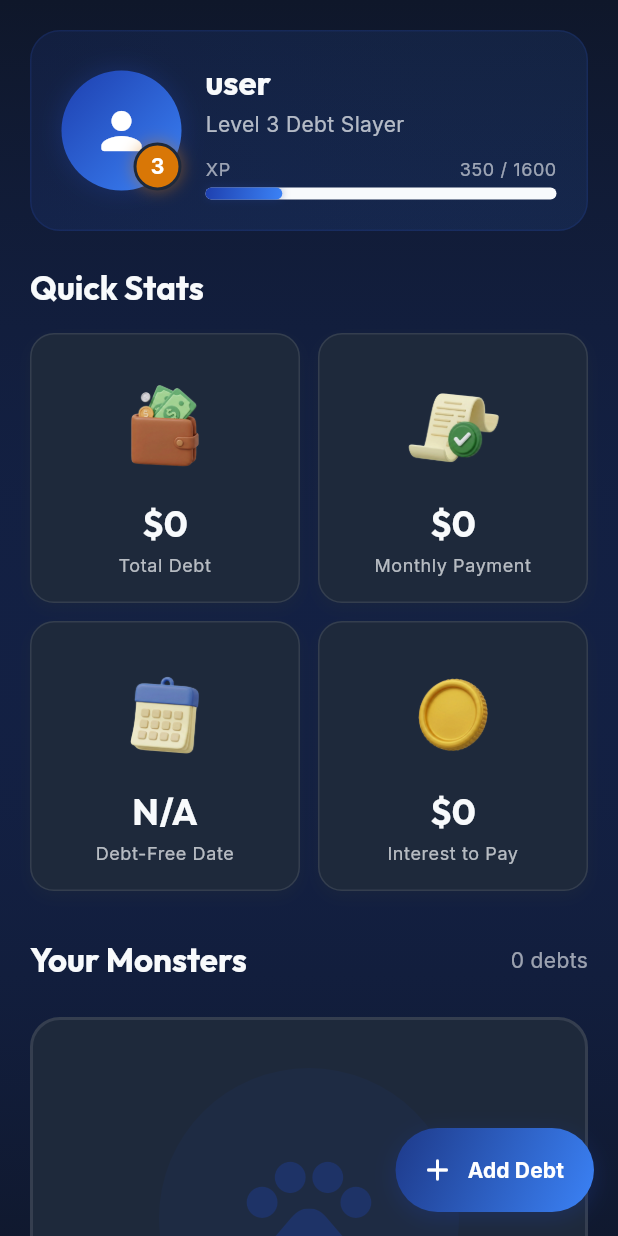
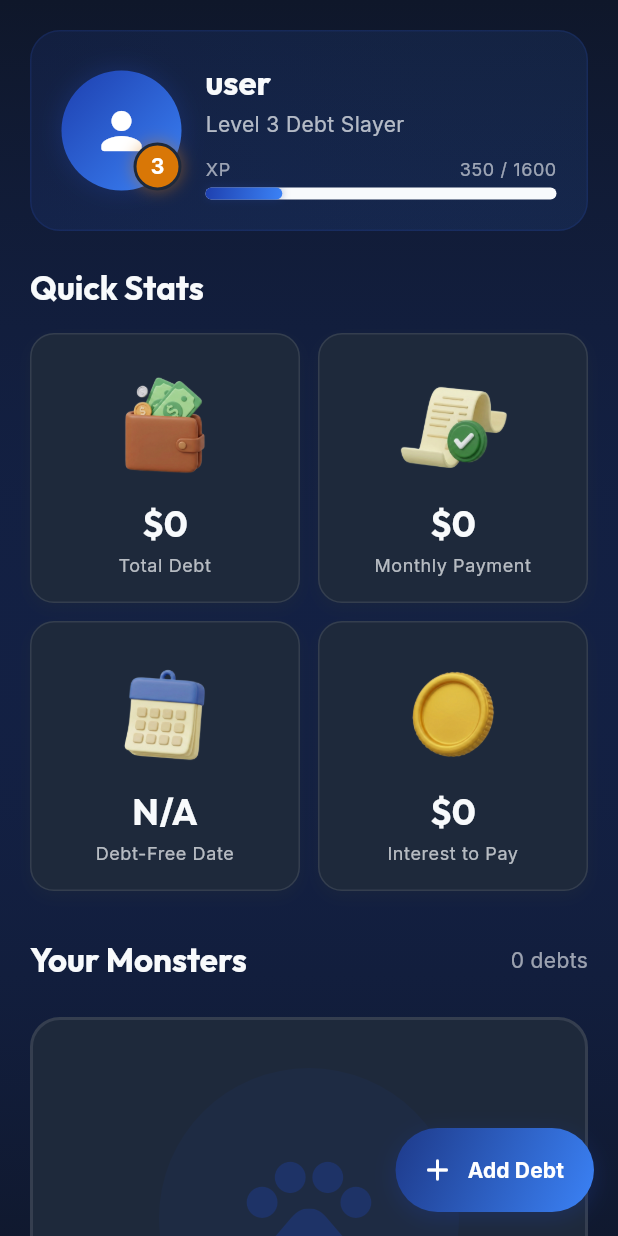
Before and after one commit to fakhrihabb/undebt, a Flutter app: the DashboardScreen screen opened directly, on a phone screen of 412 x 824 dp. Run offline on Flutter 3.47's test engine with Material 3 defaults, Android fonts, the phone set to English and light mode, and no system bars; our stand-ins replace flutter_animate, flutter_dotenv, go_router, google_fonts, hive, hive_flutter and 1 more; accounts and stored records are empty.

Commit message:
style: increase stat card icon size to 120x120

```diff
--- a/lib/features/dashboard/widgets/stat_card.dart
+++ b/lib/features/dashboard/widgets/stat_card.dart
@@ -49,8 +49,8 @@ class StatCard extends StatelessWidget {
               child: imagePath != null
                   ? Image.asset(
                       imagePath!,
-                      width: 80,
-                      height: 80,
+                      width: 120,
+                      height: 120,
                       fit: BoxFit.contain,
                     )
                   : Icon(
```
